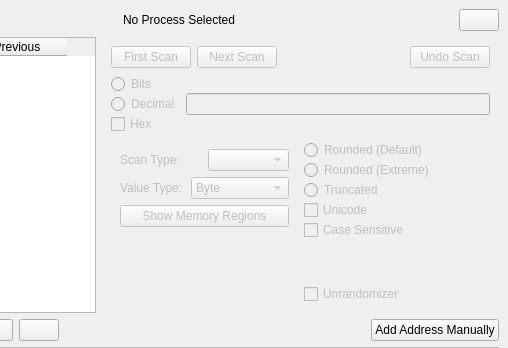
korcankaraokcu/PINCE, file GUI/mainwindow.ui: the form before one commit; both pictures show x 243 to 751 and y 0 to 348 of the 751 by 659 pixel window.
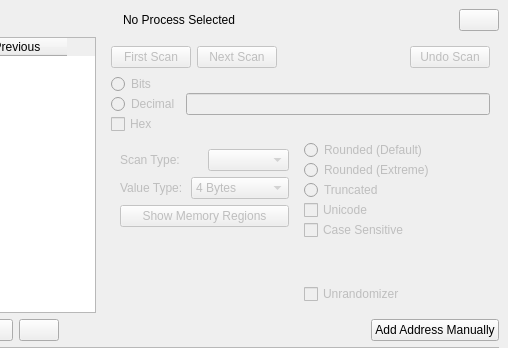
The form after the commit.

Commit message: changes default combobox element

```diff
--- a/GUI/mainwindow.ui
+++ b/GUI/mainwindow.ui
@@ -293,6 +293,9 @@
                 </item>
                 <item>
                  <widget class="QComboBox" name="comboBox_ValueType">
+                  <property name="currentIndex">
+                   <number>2</number>
+                  </property>
                   <item>
                    <property name="text">
                     <string>Byte</string>
```
Left out of the diff: 2 changed lines with no effect on the pictures. The commit also changes 1 other file.
